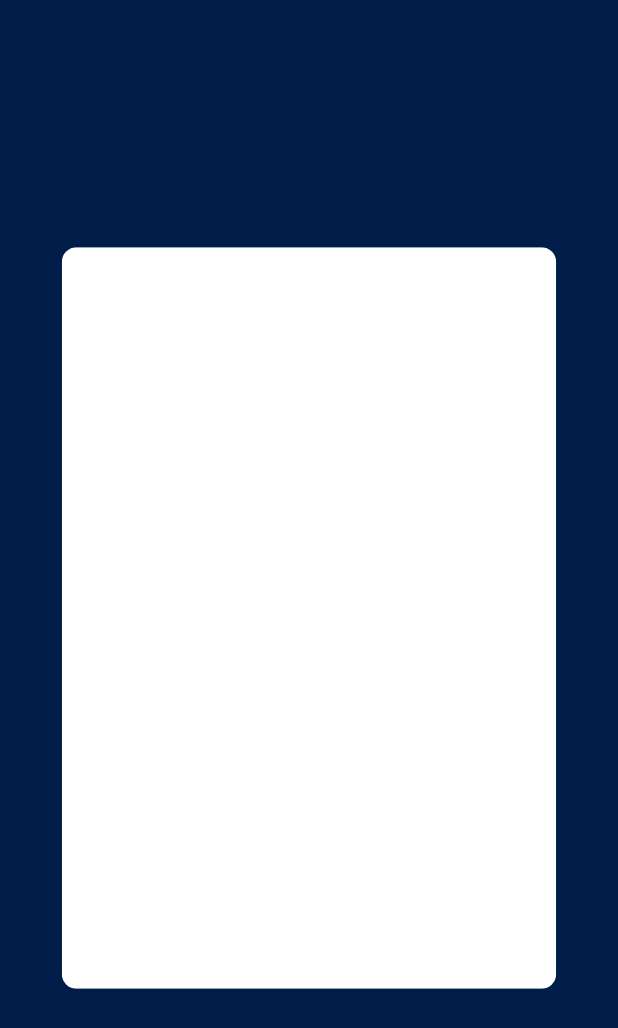
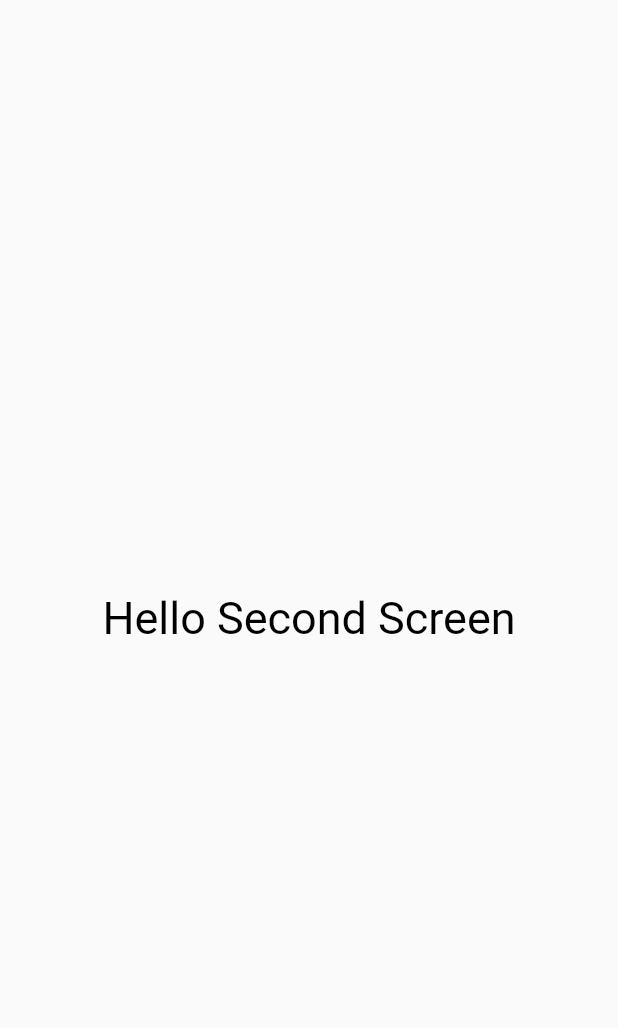
Before and after one commit to TinsonWang/GryphHacks-2022, a Flutter app: the screen it shows after launch, on a phone screen of 412 x 824 dp. Shown: the top 1028 px of the screen. Run offline on Flutter 3.47's test engine with Material 2 defaults, Android fonts, the phone set to English and light mode, and no system bars.

Commit message:
Kin's code implemented

```diff
--- a/Frontend/app/lib/main.dart
+++ b/Frontend/app/lib/main.dart
@@ -1,9 +1,15 @@
 import 'package:flutter/material.dart';
 // import 'splash_page.dart';
-import 'qr_generate.dart';
+import 'splash_screen.dart';
 
-void main() {
-  runApp(MaterialApp(
-    home: QrGenerate()
-  ));
+void main() => runApp(MyApp());
+
+class MyApp extends StatelessWidget {
+
+  @override
+  Widget build(BuildContext context) {
+    return MaterialApp(
+      home: SplashScreen(),
+    );
+  }
 }
--- /dev/null
+++ b/Frontend/app/lib/second_screen.dart
@@ -0,0 +1,18 @@
+import 'package:flutter/material.dart';
+
+class SecondScreen extends StatelessWidget {
+  @override
+  Widget build(BuildContext context) {
+    return const Scaffold (
+      body: Center (
+          child: Text(
+          "Hello Second Screen",
+          style: TextStyle(
+          fontSize: 30.0,
+          color: Colors.black,
+          ),
+        ),
+      ),
+    );
+  }
+}
```
Also changed, not shown: Frontend/app/lib/splash_page.dart (deleted, +0 -16 lines), Frontend/app/lib/splash_screen.dart (added, +60 -0 lines).
